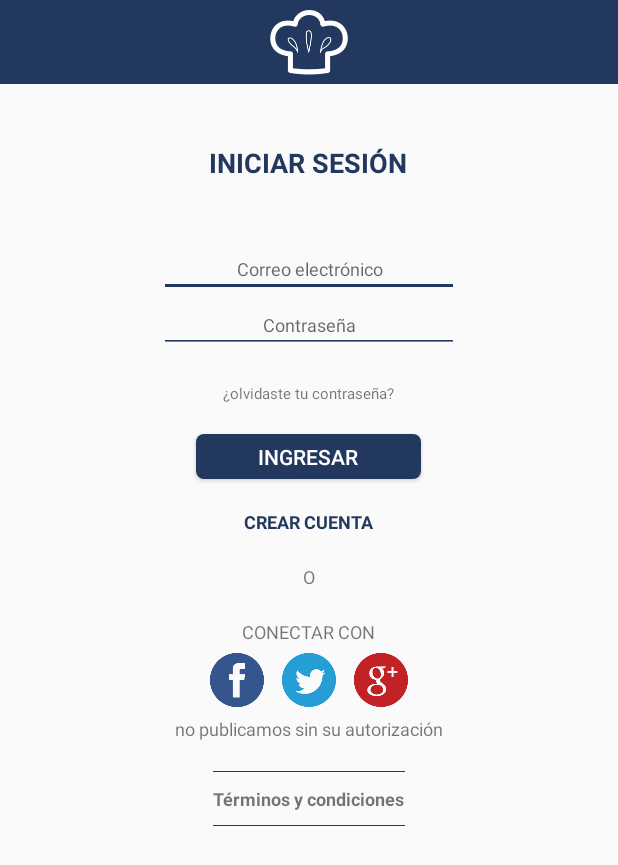
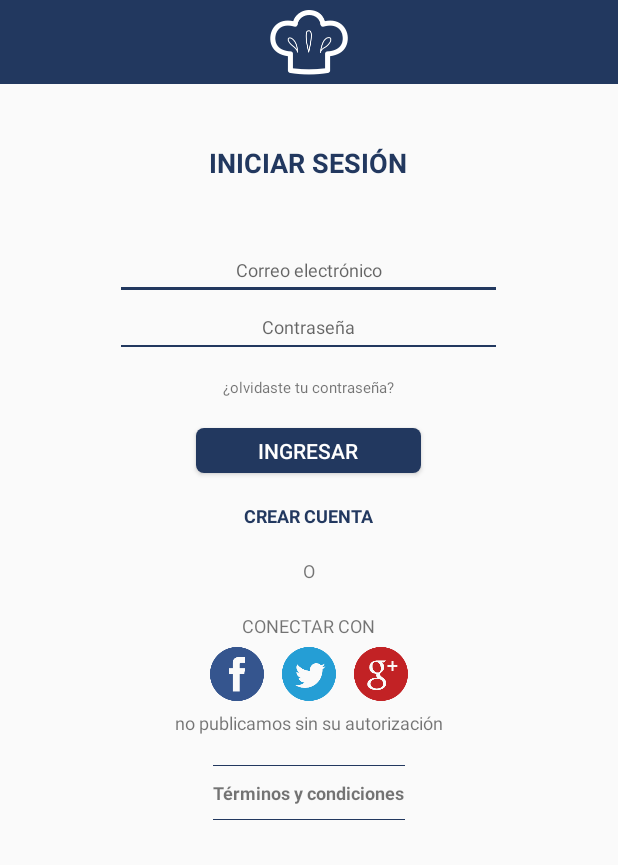
Before and after one commit to manuelkrtc/Chefzin-Android, an Android app: the screen it shows after launch (MainActivity), after a tap on "ingresa aqui", on a phone screen of 412 x 824 dp. Shown: the top 865 px of the screen. Run offline under Robolectric (Android 15) with nearby library versions, the light colour scheme and no system bars.

Commit message:
create bckground editText log in

```diff
--- /dev/null
+++ b/app/src/main/res/drawable/background_line_blue.xml
@@ -0,0 +1,6 @@
+<?xml version="1.0" encoding="utf-8"?>
+<selector xmlns:android="http://schemas.android.com/apk/res/android">
+    <item android:state_focused="true"   android:drawable="@drawable/shape_line_buttom_blue_x"/>
+    <item android:state_enabled="false"  android:drawable="@drawable/shape_line_buttom_blue" />
+    <item android:drawable="@drawable/shape_line_buttom_blue" />
+</selector>
--- /dev/null
+++ b/app/src/main/res/drawable/shape_line_buttom_blue.xml
@@ -0,0 +1,19 @@
+<?xml version="1.0" encoding="utf-8"?>
+<layer-list xmlns:android="http://schemas.android.com/apk/res/android">
+
+    <!--<item>-->
+        <!--<shape android:shape="rectangle" >-->
+            <!--<solid android:color="#1bd4f6" />-->
+        <!--</shape>-->
+    <!--</item>-->
+
+    <item android:top="-2dp" android:right="-2dp" android:left="-2dp">
+        <shape>
+            <solid android:color="@android:color/transparent" />
+            <stroke
+                android:width="1dp"
+                android:color="@color/colorPrimary" />
+        </shape>
+    </item>
+
+</layer-list>
--- /dev/null
+++ b/app/src/main/res/drawable/shape_line_buttom_blue_x.xml
@@ -0,0 +1,19 @@
+<?xml version="1.0" encoding="utf-8"?>
+<layer-list xmlns:android="http://schemas.android.com/apk/res/android">
+
+    <!--<item>-->
+        <!--<shape android:shape="rectangle" >-->
+            <!--<solid android:color="#1bd4f6" />-->
+        <!--</shape>-->
+    <!--</item>-->
+
+    <item android:top="-3dp" android:right="-3dp" android:left="-3dp">
+        <shape>
+            <solid android:color="@android:color/transparent" />
+            <stroke
+                android:width="2dp"
+                android:color="@color/colorPrimary" />
+        </shape>
+    </item>
+
+</layer-list>
--- a/app/src/main/res/values-v21/styles.xml
+++ b/app/src/main/res/values-v21/styles.xml
@@ -1,12 +1,5 @@
 <?xml version="1.0" encoding="utf-8"?>
 <resources>
 
-        <style name="form">
-                <!-- Customize your theme here. -->
-                <item name="android:layout_width">200dp</item>
-                <item name="android:layout_height">wrap_content</item>
-                <item name="android:textSize">12sp</item>
-                <item name="android:gravity">center</item>
-                <item name="android:backgroundTint">@color/colorPrimary</item>
-        </style>
+
 </resources>
--- a/app/src/main/res/values/styles.xml
+++ b/app/src/main/res/values/styles.xml
@@ -11,10 +11,14 @@
 
     <style name="form" >
         <!-- Customize your theme here. -->
-        <item name="android:layout_width">  250dp</item>
-        <item name="android:layout_height"> wrap_content</item>
-        <item name="android:textSize">      @dimen/sizeText_s</item>
-        <item name="android:gravity">       center</item>
+        <item name="android:layout_width">          250dp</item>
+        <item name="android:layout_height">         wrap_content</item>
+        <item name="android:padding">               5dp</item>
+        <item name="android:layout_marginTop">      5dp</item>
+        <item name="android:layout_marginBottom">   5dp</item>
+        <item name="android:textSize">              @dimen/sizeText_s</item>
+        <item name="android:gravity">               center</item>
+        <item name="android:background">            @drawable/background_line_blue</item>
     </style>
 
     <style name="title" >
```
